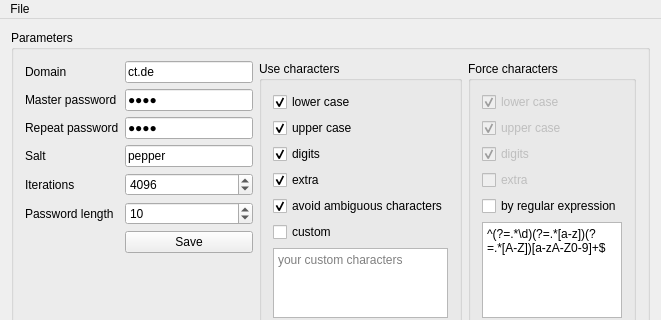
First picture: the form in mainwindow.ui, repository 607011/Qt-SESAM, before the edit; both pictures show x 0 to 661 and y 0 to 320 of the 661 by 501 pixel window.
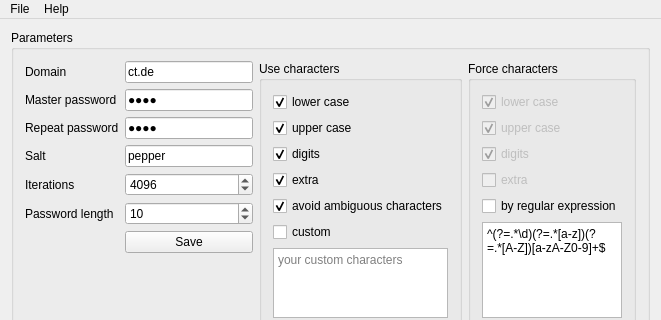
Second picture: the form after the edit.

Commit message: Added Help/About...

```diff
--- a/mainwindow.ui
+++ b/mainwindow.ui
@@ -424,7 +424,15 @@
     <addaction name="separator"/>
     <addaction name="actionExit"/>
    </widget>
+   <widget class="QMenu" name="menuHelp">
+    <property name="title">
+     <string>Help</string>
+    </property>
+    <addaction name="actionAbout"/>
+    <addaction name="actionAboutQt"/>
+   </widget>
    <addaction name="menuFile"/>
+   <addaction name="menuHelp"/>
   </widget>
   <widget class="QStatusBar" name="statusBar"/>
   <action name="actionExit">
```
Left out of the diff: 10 changed lines with no effect on the pictures. The commit also changes 2 other files.
